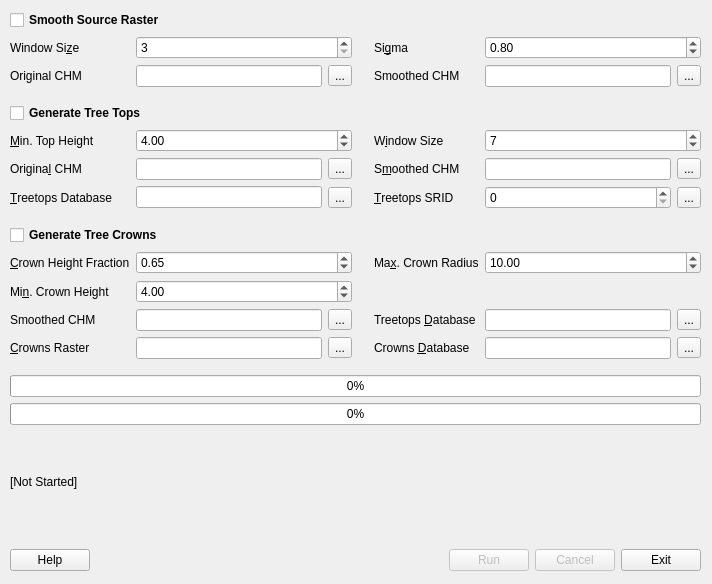
Above: src/apps/treetops.ui from rskelly/treetops before the change. Below: the same form after it.
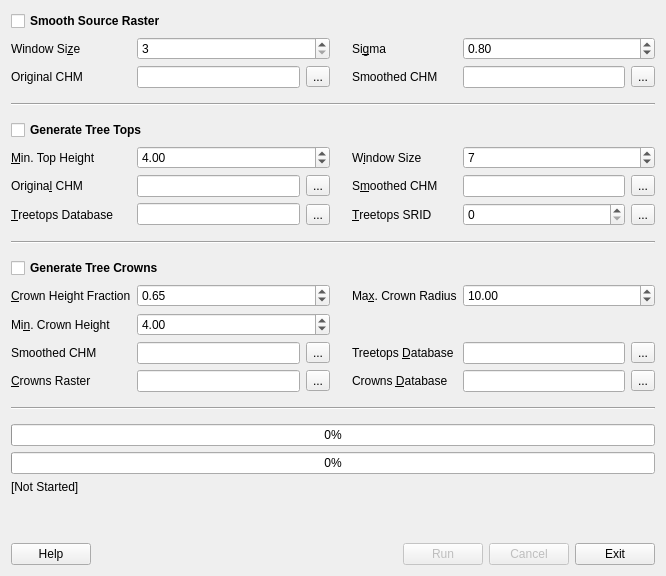
That is the form after the change.

Commit message: Removing extraneous QWidget from UI startup; automatic call to setupUI if no parent. Layout adjustments. Still doesn't work on Xubuntu.

```diff
--- a/src/apps/treetops.ui
+++ b/src/apps/treetops.ui
@@ -2,51 +2,156 @@
 <ui version="4.0">
  <class>TreetopsForm</class>
  <widget class="QWidget" name="TreetopsForm">
+  <property name="windowModality">
+   <enum>Qt::NonModal</enum>
+  </property>
   <property name="geometry">
    <rect>
     <x>0</x>
     <y>0</y>
-    <width>712</width>
-    <height>584</height>
+    <width>666</width>
+    <height>576</height>
    </rect>
   </property>
+  <property name="sizePolicy">
+   <sizepolicy hsizetype="Expanding" vsizetype="Expanding">
+    <horstretch>2</horstretch>
+    <verstretch>2</verstretch>
+   </sizepolicy>
+  </property>
   <property name="windowTitle">
-   <string>Form</string>
+   <string>Treetops</string>
   </property>
-  <widget class="QWidget" name="layoutWidget">
-   <property name="geometry">
-    <rect>
-     <x>10</x>
-     <y>10</y>
-     <width>691</width>
-     <height>561</height>
-    </rect>
-   </property>
-   <layout class="QGridLayout" name="gridLayout_3" columnstretch="0,0,0,0,0,0,0">
-    <item row="6" column="2">
+  <layout class="QGridLayout" name="gridLayout">
+   <item row="14" column="7">
+    <widget class="QToolButton" name="btnCrownsCrownsDatabase">
+     <property name="text">
+      <string>...</string>
+     </property>
+    </widget>
+   </item>
+   <item row="16" column="1" colspan="7">
+    <widget class="QProgressBar" name="prgStep">
+     <property name="value">
+      <number>0</number>
+     </property>
+    </widget>
+   </item>
+   <item row="18" column="1" colspan="7">
+    <widget class="QLabel" name="lblStatus">
+     <property name="text">
+      <string>[Not Started]</string>
+     </property>
+    </widget>
+   </item>
+   <item row="13" column="3">
+    <widget class="QToolButton" name="btnCrownsSmoothedCHM">
+     <property name="text">
+      <string>...</string>
+     </property>
+    </widget>
+   </item>
+   <item row="13" column="5">
+    <widget class="QLabel" name="label_15">
+     <property name="text">
+      <string>Treetops &amp;Database</string>
+     </property>
+     <property name="buddy">
+      <cstring>txtCrownsTreetopsDatabase</cstring>
+     </property>
+    </widget>
+   </item>
+   <item row="13" column="6">
+    <widget class="QLineEdit" name="txtCrownsTreetopsDatabase"/>
+   </item>
+   <item row="2" column="5">
+    <widget class="QLabel" name="label_2">
+     <property name="text">
+      <string>Si&amp;gma</string>
+     </property>
+     <property name="buddy">
+      <cstring>spnSmoothSigma</cstring>
+     </property>
+    </widget>
+   </item>
+   <item row="2" column="6" colspan="2">
+    <widget class="QDoubleSpinBox" name="spnSmoothSigma">
+     <property name="mouseTracking">
+      <bool>true</bool>
+     </property>
+     <property name="minimum">
+      <double>0.000000000000000</double>
+     </property>
+     <property name="value">
+      <double>0.800000000000000</double>
+     </property>
+    </widget>
+   </item>
+   <item row="6" column="2" colspan="2">
+    <widget class="QDoubleSpinBox" name="spnTopsMinHeight">
+     <property name="maximum">
+      <double>300.000000000000000</double>
+     </property>
+     <property name="value">
+      <double>4.000000000000000</double>
+     </property>
+    </widget>
+   </item>
+   <item row="6" column="5">
+    <widget class="QLabel" name="label_3">
+     <property name="text">
+      <string>W&amp;indow Size</string>
+     </property>
+     <property name="buddy">
+      <cstring>spnTopsWindowSize</cstring>
+     </property>
+    </widget>
+   </item>
+   <item row="6" column="6" colspan="2">
+    <widget class="QSpinBox" name="spnTopsWindowSize">
+     <property name="minimum">
+      <number>3</number>
+     </property>
+     <property name="value">
+      <number>7</number>
+     </property>
+    </widget>
+   </item>
+   <item row="7" column="1">
+    <widget class="QLabel" name="label_5">
+     <property name="text">
+      <string>Origina&amp;l CHM</string>
+     </property>
+     <property name="buddy">
+      <cstring>txtTopsOriginalCHM</cstring>
+     </property>
+    </widget>
+   </item>
+   <item row="7" column="2">
+    <widget class="QLineEdit" name="txtTopsOriginalCHM"/>
+   </item>
+   <item row="7" column="3">
      <widget class="QToolButton" name="btnTopsOriginalCHM">
       <property name="text">
        <string>...</string>
       </property>
      </widget>
     </item>
-    <item row="14" column="0">
-     <spacer name="verticalSpacer_4">
-      <property name="orientation">
-       <enum>Qt::Vertical</enum>
-      </property>
-      <property name="sizeType">
-       <enum>QSizePolicy::Fixed</enum>
-      </property>
-      <property name="sizeHint" stdset="0">
-       <size>
-        <width>20</width>
-        <height>10</height>
-       </size>
-      </property>
-     </spacer>
-    </item>
-    <item row="19" column="0" colspan="7">
+   <item row="3" column="7">
+    <widget class="QToolButton" name="btnSmoothSmoothedCHM">
+     <property name="text">
+      <string>...</string>
+     </property>
+    </widget>
+   </item>
+   <item row="17" column="1" colspan="7">
+    <widget class="QProgressBar" name="prgOverall">
+     <property name="value">
+      <number>0</number>
+     </property>
+    </widget>
+   </item>
+   <item row="20" column="1" colspan="7">
      <layout class="QHBoxLayout" name="horizontalLayout_3">
       <item>
        <widget class="QPushButton" name="btnHelp">
@@ -97,133 +202,95 @@
       </item>
      </layout>
     </item>
-    <item row="17" column="0" colspan="7">
-     <widget class="QLabel" name="lblStatus">
-      <property name="text">
-       <string>[Not Started]</string>
-      </property>
-     </widget>
-    </item>
-    <item row="5" column="4">
-     <widget class="QLabel" name="label_3">
-      <property name="text">
-       <string>W&amp;indow Size</string>
-      </property>
-      <property name="buddy">
-       <cstring>spnTopsWindowSize</cstring>
-      </property>
-     </widget>
-    </item>
-    <item row="10" column="1" colspan="2">
-     <widget class="QDoubleSpinBox" name="spnCrownsHeightFraction">
-      <property name="maximum">
-       <double>1.000000000000000</double>
-      </property>
-      <property name="singleStep">
-       <double>0.100000000000000</double>
-      </property>
-      <property name="value">
-       <double>0.650000000000000</double>
-      </property>
-     </widget>
-    </item>
-    <item row="12" column="0">
-     <widget class="QLabel" name="label_13">
-      <property name="text">
-       <string>Smoothed CHM</string>
-      </property>
-      <property name="buddy">
-       <cstring>txtCrownsSmoothedCHM</cstring>
-      </property>
-     </widget>
-    </item>
-    <item row="12" column="6">
-     <widget class="QToolButton" name="btnCrownsTreetopsDatabase">
+   <item row="2" column="4">
+    <spacer name="horizontalSpacer_3">
+     <property name="orientation">
+      <enum>Qt::Horizontal</enum>
+     </property>
+     <property name="sizeType">
+      <enum>QSizePolicy::Fixed</enum>
+     </property>
+     <property name="sizeHint" stdset="0">
+      <size>
+       <width>10</width>
+       <height>20</height>
+      </size>
+     </property>
+    </spacer>
+   </item>
+   <item row="9" column="1" colspan="7">
+    <widget class="Line" name="line_2">
+     <property name="minimumSize">
+      <size>
+       <width>0</width>
+       <height>20</height>
+      </size>
+     </property>
+     <property name="orientation">
+      <enum>Qt::Horizontal</enum>
+     </property>
+    </widget>
+   </item>
+   <item row="19" column="1">
+    <spacer name="verticalSpacer">
+     <property name="orientation">
+      <enum>Qt::Vertical</enum>
+     </property>
+     <property name="sizeHint" stdset="0">
+      <size>
+       <width>20</width>
+       <height>40</height>
+      </size>
+     </property>
+    </spacer>
+   </item>
+   <item row="14" column="3">
+    <widget class="QToolButton" name="btnCrownsCrownsRaster">
       <property name="text">
        <string>...</string>
       </property>
      </widget>
     </item>
-    <item row="15" column="0" colspan="7">
-     <widget class="QProgressBar" name="prgStep">
-      <property name="value">
-       <number>0</number>
-      </property>
-     </widget>
-    </item>
-    <item row="5" column="0">
-     <widget class="QLabel" name="label_4">
+   <item row="14" column="5">
+    <widget class="QLabel" name="label_14">
       <property name="text">
-       <string>&amp;Min. Top Height</string>
+      <string>Crowns &amp;Database</string>
       </property>
       <property name="buddy">
-       <cstring>spnTopsMinHeight</cstring>
+      <cstring>txtCrownsCrownsDatabase</cstring>
       </property>
      </widget>
     </item>
-    <item row="6" column="0">
-     <widget class="QLabel" name="label_5">
-      <property name="text">
-       <string>Origina&amp;l CHM</string>
-      </property>
-      <property name="buddy">
-       <cstring>txtTopsOriginalCHM</cstring>
-      </property>
-     </widget>
-    </item>
-    <item row="12" column="2">
-     <widget class="QToolButton" name="btnCrownsSmoothedCHM">
+   <item row="14" column="6">
+    <widget class="QLineEdit" name="txtCrownsCrownsDatabase"/>
+   </item>
+   <item row="1" column="1" colspan="7">
+    <widget class="QCheckBox" name="chkEnableSmoothing">
+     <property name="font">
+      <font>
+       <weight>75</weight>
+       <bold>true</bold>
+      </font>
+     </property>
+     <property name="focusPolicy">
+      <enum>Qt::StrongFocus</enum>
+     </property>
       <property name="text">
-       <string>...</string>
+      <string>Smooth Source Raster</string>
       </property>
      </widget>
     </item>
-    <item row="6" column="5">
-     <widget class="QLineEdit" name="txtTopsSmoothedCHM"/>
-    </item>
-    <item row="1" column="5" colspan="2">
-     <widget class="QDoubleSpinBox" name="spnSmoothSigma">
-      <property name="mouseTracking">
-       <bool>true</bool>
-      </property>
-      <property name="minimum">
-       <double>0.000000000000000</double>
-      </property>
-      <property name="value">
-       <double>0.800000000000000</double>
-      </property>
-     </widget>
-    </item>
-    <item row="6" column="1">
-     <widget class="QLineEdit" name="txtTopsOriginalCHM"/>
-    </item>
+   <item row="2" column="1">
+    <widget class="QLabel" name="label">
+     <property name="text">
+      <string>Window Si&amp;ze</string>
+     </property>
+     <property name="buddy">
+      <cstring>spnSmoothWindow</cstring>
+     </property>
+    </widget>
+   </item>
     <item row="7" column="5">
-     <widget class="QSpinBox" name="spnTopsTreetopsSRID">
-      <property name="focusPolicy">
-       <enum>Qt::WheelFocus</enum>
-      </property>
-      <property name="maximum">
-       <number>999999</number>
-      </property>
-     </widget>
-    </item>
-    <item row="3" column="0">
-     <spacer name="verticalSpacer_2">
-      <property name="orientation">
-       <enum>Qt::Vertical</enum>
-      </property>
-      <property name="sizeType">
-       <enum>QSizePolicy::Fixed</enum>
-      </property>
-      <property name="sizeHint" stdset="0">
-       <size>
-        <width>20</width>
-        <height>10</height>
-       </size>
-      </property>
-     </spacer>
-    </item>
-    <item row="6" column="4">
      <widget class="QLabel" name="label_16">
       <property name="text">
        <string>S&amp;moothed CHM</string>
@@ -233,24 +300,83 @@
       </property>
      </widget>
     </item>
-    <item row="5" column="5" colspan="2">
-     <widget class="QSpinBox" name="spnTopsWindowSize">
-      <property name="minimum">
-       <number>3</number>
-      </property>
-      <property name="value">
-       <number>7</number>
-      </property>
-     </widget>
-    </item>
-    <item row="7" column="2">
-     <widget class="QToolButton" name="btnTopsTreetopsDatabase">
+   <item row="7" column="6">
+    <widget class="QLineEdit" name="txtTopsSmoothedCHM"/>
+   </item>
+   <item row="7" column="7">
+    <widget class="QToolButton" name="btnTopsSmoothedCHM">
       <property name="text">
        <string>...</string>
       </property>
      </widget>
     </item>
-    <item row="7" column="0">
+   <item row="10" column="1" colspan="7">
+    <widget class="QCheckBox" name="chkEnableCrowns">
+     <property name="font">
+      <font>
+       <weight>75</weight>
+       <bold>true</bold>
+      </font>
+     </property>
+     <property name="text">
+      <string>Generate Tree Crowns</string>
+     </property>
+    </widget>
+   </item>
+   <item row="11" column="1">
+    <widget class="QLabel" name="label_7">
+     <property name="text">
+      <string>&amp;Crown Height Fraction</string>
+     </property>
+     <property name="buddy">
+      <cstring>spnCrownsHeightFraction</cstring>
+     </property>
+    </widget>
+   </item>
+   <item row="11" column="2" colspan="2">
+    <widget class="QDoubleSpinBox" name="spnCrownsHeightFraction">
+     <property name="maximum">
+      <double>1.000000000000000</double>
+     </property>
+     <property name="singleStep">
+      <double>0.100000000000000</double>
+     </property>
+     <property name="value">
+      <double>0.650000000000000</double>
+     </property>
+    </widget>
+   </item>
+   <item row="11" column="5">
+    <widget class="QLabel" name="label_9">
+     <property name="text">
+      <string>Ma&amp;x. Crown Radius</string>
+     </property>
+     <property name="buddy">
+      <cstring>spnCrownsRadius</cstring>
+     </property>
+    </widget>
+   </item>
+   <item row="11" column="6" colspan="2">
+    <widget class="QDoubleSpinBox" name="spnCrownsRadius">
+     <property name="minimum">
+      <double>1.000000000000000</double>
+     </property>
+     <property name="value">
+      <double>10.000000000000000</double>
+     </property>
+    </widget>
+   </item>
+   <item row="12" column="1">
+    <widget class="QLabel" name="label_8">
+     <property name="text">
+      <string>Mi&amp;n. Crown Height</string>
+     </property>
+     <property name="buddy">
+      <cstring>spnCrownsMinHeight</cstring>
+     </property>
+    </widget>
+   </item>
+   <item row="8" column="1">
      <widget class="QLabel" name="label_6">
       <property name="text">
        <string>&amp;Treetops Database</string>
@@ -260,97 +386,17 @@
       </property>
      </widget>
     </item>
-    <item row="4" column="0" colspan="7">
-     <widget class="QCheckBox" name="chkEnableTops">
-      <property name="font">
-       <font>
-        <weight>75</weight>
-        <bold>true</bold>
-       </font>
-      </property>
-      <property name="text">
-       <string>Generate Tree Tops</string>
-      </property>
-     </widget>
-    </item>
-    <item row="5" column="1" colspan="2">
-     <widget class="QDoubleSpinBox" name="spnTopsMinHeight">
-      <property name="maximum">
-       <double>300.000000000000000</double>
-      </property>
-      <property name="value">
-       <double>4.000000000000000</double>
-      </property>
-     </widget>
-    </item>
-    <item row="7" column="1">
+   <item row="8" column="2">
      <widget class="QLineEdit" name="txtTopsTreetopsDatabase"/>
     </item>
-    <item row="16" column="0" colspan="7">
-     <widget class="QProgressBar" name="prgOverall">
-      <property name="value">
-       <number>0</number>
-      </property>
-     </widget>
-    </item>
-    <item row="2" column="2">
-     <widget class="QToolButton" name="btnSmoothOriginalCHM">
+   <item row="8" column="3">
+    <widget class="QToolButton" name="btnTopsTreetopsDatabase">
       <property name="text">
        <string>...</string>
       </property>
      </widget>
     </item>
-    <item row="11" column="0">
-     <widget class="QLabel" name="label_8">
-      <property name="text">
-       <string>Mi&amp;n. Crown Height</string>
-      </property>
-      <property name="buddy">
-       <cstring>spnCrownsMinHeight</cstring>
-      </property>
-     </widget>
-    </item>
-    <item row="1" column="0">
-     <widget class="QLabel" name="label">
-      <property name="text">
-       <string>Window Si&amp;ze</string>
-      </property>
-      <property name="buddy">
-       <cstring>spnSmoothWindow</cstring>
-      </property>
-     </widget>
-    </item>
-    <item row="2" column="5">
-     <widget class="QLineEdit" name="txtSmoothSmoothedCHM"/>
-    </item>
-    <item row="1" column="4">
-     <widget class="QLabel" name="label_2">
-      <property name="text">
-       <string>Si&amp;gma</string>
-      </property>
-      <property name="buddy">
-       <cstring>spnSmoothSigma</cstring>
-      </property>
-     </widget>
-    </item>
-    <item row="6" column="6">
-     <widget class="QToolButton" name="btnTopsSmoothedCHM">
-      <property name="text">
-       <string>...</string>
-      </property>
-     </widget>
-    </item>
-    <item row="2" column="4">
-     <widget class="QLabel" name="label_12">
-      <property name="text">
-       <string>Smoothed CHM</string>
-      </property>
-      <property name="buddy">
-       <cstring>txtSmoothSmoothedCHM</cstring>
-      </property>
-     </widget>
-    </item>
-    <item row="2" column="0">
+   <item row="3" column="1">
      <widget class="QLabel" name="label_11">
       <property name="text">
        <string>Original CHM</string>
@@ -360,73 +406,21 @@
       </property>
      </widget>
     </item>
-    <item row="1" column="1" colspan="2">
-     <widget class="QSpinBox" name="spnSmoothWindow">
-      <property name="mouseTracking">
-       <bool>true</bool>
-      </property>
-      <property name="minimum">
-       <number>3</number>
-      </property>
-     </widget>
-    </item>
-    <item row="1" column="3">
-     <spacer name="horizontalSpacer_3">
-      <property name="orientation">
-       <enum>Qt::Horizontal</enum>
-      </property>
-      <property name="sizeType">
-       <enum>QSizePolicy::Fixed</enum>
-      </property>
-      <property name="sizeHint" stdset="0">
-       <size>
-        <width>10</width>
-        <height>20</height>
-       </size>
-      </property>
-     </spacer>
-    </item>
-    <item row="2" column="6">
-     <widget class="QToolButton" name="btnSmoothSmoothedCHM">
-      <property name="text">
-       <string>...</string>
-      </property>
-     </widget>
-    </item>
-    <item row="2" column="1">
+   <item row="3" column="2">
      <widget class="QLineEdit" name="txtSmoothOriginalCHM">
       <property name="clearButtonEnabled">
        <bool>false</bool>
       </property>
      </widget>
     </item>
-    <item row="0" column="0" colspan="7">
-     <widget class="QCheckBox" name="chkEnableSmoothing">
-      <property name="font">
-       <font>
-        <weight>75</weight>
-        <bold>true</bold>
-       </font>
-      </property>
-      <property name="focusPolicy">
-       <enum>Qt::StrongFocus</enum>
-      </property>
+   <item row="13" column="7">
+    <widget class="QToolButton" name="btnCrownsTreetopsDatabase">
       <property name="text">
-       <string>Smooth Source Raster</string>
+      <string>...</string>
       </property>
      </widget>
     </item>
-    <item row="11" column="1" colspan="2">
-     <widget class="QDoubleSpinBox" name="spnCrownsMinHeight">
-      <property name="maximum">
-       <double>300.000000000000000</double>
-      </property>
-      <property name="value">
-       <double>4.000000000000000</double>
-      </property>
-     </widget>
-    </item>
-    <item row="13" column="0">
+   <item row="14" column="1">
      <widget class="QLabel" name="label_10">
       <property name="text">
        <string>&amp;Crowns Raster</string>
@@ -436,23 +430,30 @@
       </property>
      </widget>
     </item>
-    <item row="8" column="0">
-     <spacer name="verticalSpacer_3">
-      <property name="orientation">
-       <enum>Qt::Vertical</enum>
-      </property>
-      <property name="sizeType">
-       <enum>QSizePolicy::Fixed</enum>
-      </property>
-      <property name="sizeHint" stdset="0">
-       <size>
-        <width>20</width>
-        <height>10</height>
-       </size>
-      </property>
-     </spacer>
-    </item>
-    <item row="7" column="4">
+   <item row="14" column="2">
+    <widget class="QLineEdit" name="txtCrownsCrownsRaster"/>
+   </item>
+   <item row="3" column="3">
+    <widget class="QToolButton" name="btnSmoothOriginalCHM">
+     <property name="text">
+      <string>...</string>
+     </property>
+    </widget>
+   </item>
+   <item row="3" column="5">
+    <widget class="QLabel" name="label_12">
+     <property name="text">
+      <string>Smoothed CHM</string>
+     </property>
+     <property name="buddy">
+      <cstring>txtSmoothSmoothedCHM</cstring>
+     </property>
+    </widget>
+   </item>
+   <item row="3" column="6">
+    <widget class="QLineEdit" name="txtSmoothSmoothedCHM"/>
+   </item>
+   <item row="8" column="5">
      <widget class="QLabel" name="label_17">
       <property name="text">
        <string>&amp;Treetops SRID</string>
@@ -462,121 +463,143 @@
       </property>
      </widget>
     </item>
-    <item row="10" column="0">
-     <widget class="QLabel" name="label_7">
-      <property name="text">
-       <string>&amp;Crown Height Fraction</string>
-      </property>
-      <property name="buddy">
-       <cstring>spnCrownsHeightFraction</cstring>
+   <item row="8" column="6">
+    <widget class="QSpinBox" name="spnTopsTreetopsSRID">
+     <property name="focusPolicy">
+      <enum>Qt::WheelFocus</enum>
+     </property>
+     <property name="maximum">
+      <number>999999</number>
       </property>
      </widget>
     </item>
-    <item row="13" column="4">
-     <widget class="QLabel" name="label_14">
-      <property name="text">
-       <string>Crowns &amp;Database</string>
-      </property>
-      <property name="buddy">
-       <cstring>txtCrownsCrownsDatabase</cstring>
-      </property>
-     </widget>
-    </item>
-    <item row="7" column="6">
-     <widget class="QToolButton" name="btnTopsTreetopsSRID">
-      <property name="text">
-       <string>...</string>
-      </property>
-     </widget>
-    </item>
-    <item row="10" column="4">
-     <widget class="QLabel" name="label_9">
-      <property name="text">
-       <string>Ma&amp;x. Crown Radius</string>
-      </property>
-      <property name="buddy">
-       <cstring>spnCrownsRadius</cstring>
-      </property>
-     </widget>
-    </item>
-    <item row="10" column="5" colspan="2">
-     <widget class="QDoubleSpinBox" name="spnCrownsRadius">
-      <property name="minimum">
-       <double>1.000000000000000</double>
+   <item row="12" column="2" colspan="2">
+    <widget class="QDoubleSpinBox" name="spnCrownsMinHeight">
+     <property name="maximum">
+      <double>300.000000000000000</double>
       </property>
       <property name="value">
-       <double>10.000000000000000</double>
-      </property>
-     </widget>
-    </item>
-    <item row="9" column="0" colspan="7">
-     <widget class="QCheckBox" name="chkEnableCrowns">
-      <property name="font">
-       <font>
-        <weight>75</weight>
-        <bold>true</bold>
-       </font>
-      </property>
-      <property name="text">
-       <string>Generate Tree Crowns</string>
+      <double>4.000000000000000</double>
       </property>
      </widget>
     </item>
     <item row="13" column="1">
-     <widget class="QLineEdit" name="txtCrownsCrownsRaster"/>
+    <widget class="QLabel" name="label_13">
+     <property name="text">
+      <string>Smoothed CHM</string>
+     </property>
+     <property name="buddy">
+      <cstring>txtCrownsSmoothedCHM</cstring>
+     </property>
+    </widget>
     </item>
     <item row="13" column="2">
-     <widget class="QToolButton" name="btnCrownsCrownsRaster">
-      <property name="text">
-       <string>...</string>
-      </property>
-     </widget>
-    </item>
-    <item row="12" column="1">
      <widget class="QLineEdit" name="txtCrownsSmoothedCHM"/>
     </item>
-    <item row="13" column="5">
-     <widget class="QLineEdit" name="txtCrownsCrownsDatabase"/>
-    </item>
-    <item row="12" column="5">
-     <widget class="QLineEdit" name="txtCrownsTreetopsDatabase"/>
-    </item>
-    <item row="13" column="6">
-     <widget class="QToolButton" name="btnCrownsCrownsDatabase">
+   <item row="8" column="7">
+    <widget class="QToolButton" name="btnTopsTreetopsSRID">
       <property name="text">
        <string>...</string>
       </property>
      </widget>
     </item>
-    <item row="12" column="4">
-     <widget class="QLabel" name="label_15">
+   <item row="5" column="1" colspan="7">
+    <widget class="QCheckBox" name="chkEnableTops">
+     <property name="font">
+      <font>
+       <weight>75</weight>
+       <bold>true</bold>
+      </font>
+     </property>
       <property name="text">
-       <string>Treetops &amp;Database</string>
+      <string>Generate Tree Tops</string>
+     </property>
+    </widget>
+   </item>
+   <item row="6" column="1">
+    <widget class="QLabel" name="label_4">
+     <property name="text">
+      <string>&amp;Min. Top Height</string>
       </property>
       <property name="buddy">
-       <cstring>txtCrownsTreetopsDatabase</cstring>
+      <cstring>spnTopsMinHeight</cstring>
       </property>
      </widget>
     </item>
-    <item row="18" column="0">
-     <spacer name="verticalSpacer_5">
-      <property name="orientation">
-       <enum>Qt::Vertical</enum>
-      </property>
-      <property name="sizeType">
-       <enum>QSizePolicy::Fixed</enum>
-      </property>
-      <property name="sizeHint" stdset="0">
+   <item row="2" column="2" colspan="2">
+    <widget class="QSpinBox" name="spnSmoothWindow">
+     <property name="mouseTracking">
+      <bool>true</bool>
+     </property>
+     <property name="minimum">
+      <number>3</number>
+     </property>
+    </widget>
+   </item>
+   <item row="4" column="1" colspan="7">
+    <widget class="Line" name="line">
+     <property name="minimumSize">
        <size>
-        <width>20</width>
-        <height>10</height>
-       </size>
-      </property>
-     </spacer>
+       <width>0</width>
+       <height>20</height>
+      </size>
+     </property>
+     <property name="orientation">
+      <enum>Qt::Horizontal</enum>
+     </property>
+    </widget>
+   </item>
+   <item row="15" column="1" colspan="7">
+    <widget class="Line" name="line_3">
+     <property name="minimumSize">
+      <size>
+       <width>0</width>
+       <height>20</height>
+      </size>
+     </property>
+     <property name="orientation">
+      <enum>Qt::Horizontal</enum>
+     </property>
+    </widget>
     </item>
    </layout>
   </widget>
- </widget>
+ <tabstops>
+  <tabstop>chkEnableSmoothing</tabstop>
+  <tabstop>spnSmoothWindow</tabstop>
+  <tabstop>spnSmoothSigma</tabstop>
+  <tabstop>txtSmoothOriginalCHM</tabstop>
+  <tabstop>btnSmoothOriginalCHM</tabstop>
+  <tabstop>txtSmoothSmoothedCHM</tabstop>
+  <tabstop>btnSmoothSmoothedCHM</tabstop>
+  <tabstop>chkEnableTops</tabstop>
+  <tabstop>spnTopsMinHeight</tabstop>
+  <tabstop>spnTopsWindowSize</tabstop>
+  <tabstop>txtTopsOriginalCHM</tabstop>
+  <tabstop>btnTopsOriginalCHM</tabstop>
+  <tabstop>txtTopsSmoothedCHM</tabstop>
+  <tabstop>btnTopsSmoothedCHM</tabstop>
+  <tabstop>txtTopsTreetopsDatabase</tabstop>
+  <tabstop>btnTopsTreetopsDatabase</tabstop>
+  <tabstop>spnTopsTreetopsSRID</tabstop>
+  <tabstop>btnTopsTreetopsSRID</tabstop>
+  <tabstop>chkEnableCrowns</tabstop>
+  <tabstop>spnCrownsHeightFraction</tabstop>
+  <tabstop>spnCrownsRadius</tabstop>
+  <tabstop>spnCrownsMinHeight</tabstop>
+  <tabstop>txtCrownsSmoothedCHM</tabstop>
+  <tabstop>btnCrownsSmoothedCHM</tabstop>
+  <tabstop>txtCrownsTreetopsDatabase</tabstop>
+  <tabstop>btnCrownsTreetopsDatabase</tabstop>
+  <tabstop>txtCrownsCrownsRaster</tabstop>
+  <tabstop>btnCrownsCrownsRaster</tabstop>
+  <tabstop>txtCrownsCrownsDatabase</tabstop>
+  <tabstop>btnCrownsCrownsDatabase</tabstop>
+  <tabstop>btnRun</tabstop>
+  <tabstop>btnCancel</tabstop>
+  <tabstop>btnExit</tabstop>
+  <tabstop>btnHelp</tabstop>
+ </tabstops>
  <resources/>
  <connections/>
 </ui>
```
Lines whose indentation alone changed are shown as unchanged. The commit also changes 4 other files.
